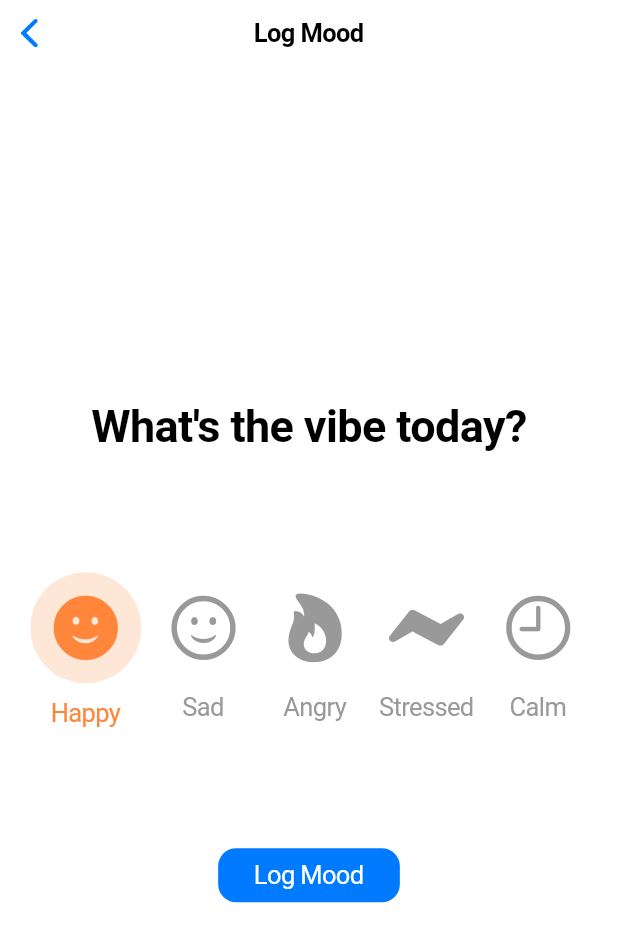
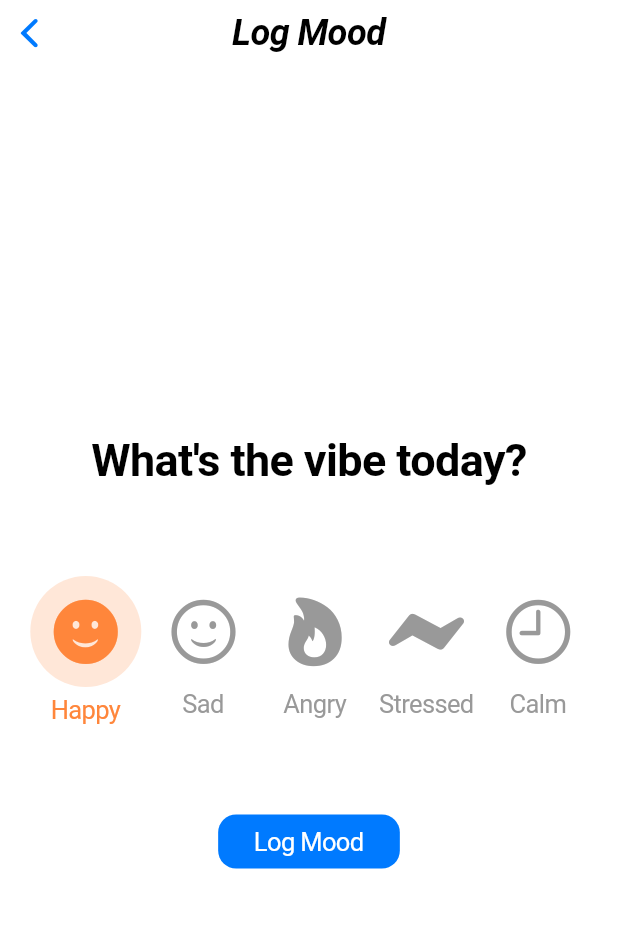
Before and after one commit to theharshitsuri/TheraWise, a Flutter app: the LogMoodScreen screen opened by its route, on a phone screen of 412 x 824 dp. Shown: the top 942 px of the screen. Run offline on Flutter 3.47's test engine with Material 3 defaults, Android fonts, the phone set to English and light mode, and no system bars; our stand-ins replace sqflite; accounts and stored records are empty.

Commit message:
third commit

```diff
--- a/lib/main.dart
+++ b/lib/main.dart
@@ -4,6 +4,8 @@ import 'package:thera_wise/screens/cbt_exercises_screen.dart';
 import 'package:thera_wise/screens/home_screen.dart';
 import 'package:thera_wise/screens/insert_exercise_screen.dart';
 import 'package:thera_wise/screens/log_mood_screen.dart';
+import 'package:thera_wise/screens/mood_tracker_screen.dart';
+import 'package:thera_wise/screens/personalized_advice_screen.dart';
 
 void main() {
   runApp(TheraWiseApp());
@@ -23,6 +25,9 @@ class TheraWiseApp extends StatelessWidget {
         '/cbt-exercises': (context) => const CBTExercisesScreen(),
         '/insert-exercise': (context) => const InsertExerciseScreen(),
         '/log-mood': (context) => const LogMoodScreen(),
+        '/home': (context) => const HomeScreen(),
+        '/personalized-advice': (context) => const PersonalizedAdviceScreen(),
+        '/mood-tracker': (context) => const MoodTrackerScreen(),
       },
     );
   }
--- a/lib/screens/log_mood_screen.dart
+++ b/lib/screens/log_mood_screen.dart
@@ -1,5 +1,6 @@
 import 'package:flutter/cupertino.dart';
-import 'package:flutter/material.dart'; // Import Material for Colors
+import 'package:flutter/material.dart';
+import 'package:thera_wise/database_helper.dart';
 
 class LogMoodScreen extends StatefulWidget {
   const LogMoodScreen({super.key});
@@ -17,7 +18,14 @@ class _LogMoodScreenState extends State<LogMoodScreen> {
     return CupertinoPageScaffold(
       // Navigation bar at the top of the screen
       navigationBar: CupertinoNavigationBar(
-        middle: Text('Log Mood'), // Title of the screen
+        middle: Text(
+          'Log Mood',
+          style: TextStyle(
+              fontWeight: FontWeight.bold,
+              fontStyle: FontStyle.italic,
+              fontSize: 24,
+              color: CupertinoColors.black),
+        ), // Title of the screen
       ),
       // SafeArea ensures the content is within the safe bounds of the screen
       child: SafeArea(
@@ -38,7 +46,7 @@ class _LogMoodScreenState extends State<LogMoodScreen> {
                   style: TextStyle(fontSize: 30, fontWeight: FontWeight.bold),
                   textAlign: TextAlign.center, // Center align the text
                 ),
-                SizedBox(height: 80), // Spacer
+                SizedBox(height: 60), // Spacer
                 // Row of mood options represented by icons
                 Row(
                   mainAxisAlignment:
@@ -50,17 +58,20 @@ class _LogMoodScreenState extends State<LogMoodScreen> {
                     _buildMoodOption('Sad', CupertinoIcons.smiley, Colors.blue),
                     _buildMoodOption(
                         'Angry', CupertinoIcons.flame_fill, Colors.red),
-                    _buildMoodOption('Stressed',
-                        CupertinoIcons.bolt_horizontal_fill, Colors.orange),
+                    _buildMoodOption(
+                        'Stressed',
+                        CupertinoIcons.bolt_horizontal_fill,
+                        Color.fromARGB(255, 255, 208, 0)),
                     _buildMoodOption('Calm', CupertinoIcons.time, Colors.green),
                   ],
                 ),
-                SizedBox(height: 80), // Spacer
+                SizedBox(height: 60), // Spacer
                 // Log Mood button centered on the screen
                 Center(
                   child: CupertinoButton.filled(
                     onPressed: () {
                       // Save the mood log to the database
+                      DatabaseHelper().insertMoodLog(_selectedMood);
                     },
                     child: Text('Log Mood'), // Button text
                     minSize: 25, // Minimum size of the button
@@ -112,7 +123,7 @@ class _LogMoodScreenState extends State<LogMoodScreen> {
                       .inactiveGray, // Icon color changes based on selection
             ),
           ),
-          SizedBox(height: 10), // Spacer
+          SizedBox(height: 5), // Spacer
           // Label for the mood
           Text(
             mood,
--- a/lib/screens/mood_tracker_screen.dart
+++ b/lib/screens/mood_tracker_screen.dart
@@ -9,7 +9,11 @@ class MoodTrackerScreen extends StatelessWidget {
       navigationBar: CupertinoNavigationBar(
         middle: Text(
           'Mood Tracker',
-          style: TextStyle(fontWeight: FontWeight.bold),
+          style: TextStyle(
+              fontWeight: FontWeight.bold,
+              fontStyle: FontStyle.italic,
+              fontSize: 24,
+              color: CupertinoColors.black),
         ),
       ),
       child: SafeArea(
--- a/lib/screens/personalized_advice_screen.dart
+++ b/lib/screens/personalized_advice_screen.dart
@@ -9,7 +9,11 @@ class PersonalizedAdviceScreen extends StatelessWidget {
       navigationBar: CupertinoNavigationBar(
         middle: Text(
           'Personalized Advice',
-          style: TextStyle(fontWeight: FontWeight.bold),
+          style: TextStyle(
+              fontWeight: FontWeight.bold,
+              fontStyle: FontStyle.italic,
+              fontSize: 24,
+              color: CupertinoColors.black),
         ),
       ),
       child: SafeArea(
```
Also changed, not shown: lib/database_helper.dart (+36 -0 lines), lib/screens/cbt_exercises_screen.dart (+8 -2 lines).
